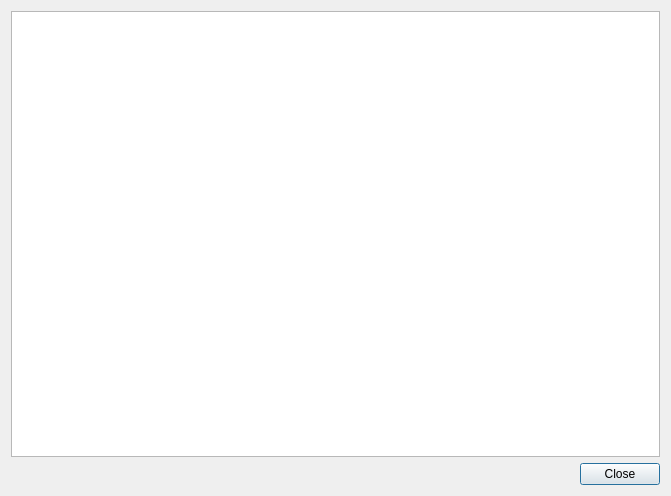
First picture: the form in logdialog.ui, repository banyaszg/CANalizer, before the edit.
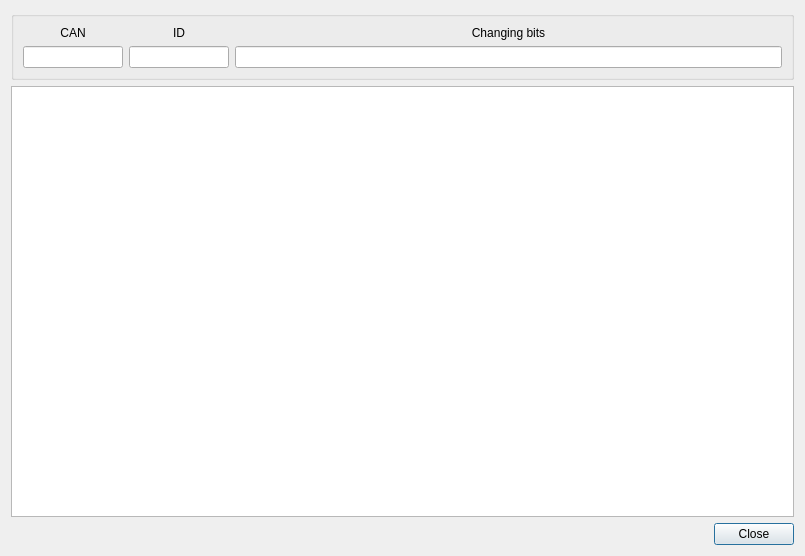
Second picture: the form after the edit.

The edit to the form file:
```diff
--- a/logdialog.ui
+++ b/logdialog.ui
@@ -6,14 +6,98 @@
    <rect>
     <x>0</x>
     <y>0</y>
-    <width>671</width>
-    <height>496</height>
+    <width>805</width>
+    <height>556</height>
    </rect>
   </property>
   <property name="windowTitle">
    <string/>
   </property>
   <layout class="QVBoxLayout" name="verticalLayout">
+   <item>
+    <widget class="QGroupBox" name="groupInfos">
+     <property name="title">
+      <string/>
+     </property>
+     <layout class="QGridLayout" name="gridLayout">
+      <item row="0" column="0">
+       <widget class="QLabel" name="labelCAN">
+        <property name="text">
+         <string>CAN</string>
+        </property>
+        <property name="alignment">
+         <set>Qt::AlignCenter</set>
+        </property>
+       </widget>
+      </item>
+      <item row="0" column="1">
+       <widget class="QLabel" name="labelID">
+        <property name="text">
+         <string>ID</string>
+        </property>
+        <property name="alignment">
+         <set>Qt::AlignCenter</set>
+        </property>
+       </widget>
+      </item>
+      <item row="0" column="2">
+       <widget class="QLabel" name="labelMask">
+        <property name="text">
+         <string>Changing bits</string>
+        </property>
+        <property name="alignment">
+         <set>Qt::AlignCenter</set>
+        </property>
+       </widget>
+      </item>
+      <item row="1" column="0">
+       <widget class="QLineEdit" name="lineCAN">
+        <property name="sizePolicy">
+         <sizepolicy hsizetype="Maximum" vsizetype="Fixed">
+          <horstretch>0</horstretch>
+          <verstretch>0</verstretch>
+         </sizepolicy>
+        </property>
+        <property name="maximumSize">
+         <size>
+          <width>100</width>
+          <height>42</height>
+         </size>
+        </property>
+        <property name="readOnly">
+         <bool>true</bool>
+        </property>
+       </widget>
+      </item>
+      <item row="1" column="1">
+       <widget class="QLineEdit" name="lineID">
+        <property name="maximumSize">
+         <size>
+          <width>100</width>
+          <height>42</height>
+         </size>
+        </property>
+        <property name="readOnly">
+         <bool>true</bool>
+        </property>
+       </widget>
+      </item>
+      <item row="1" column="2">
+       <widget class="QLineEdit" name="lineMask">
+        <property name="maximumSize">
+         <size>
+          <width>16777215</width>
+          <height>42</height>
+         </size>
+        </property>
+        <property name="readOnly">
+         <bool>true</bool>
+        </property>
+       </widget>
+      </item>
+     </layout>
+    </widget>
+   </item>
    <item>
     <widget class="QTableWidget" name="tableWidget"/>
    </item>
```
